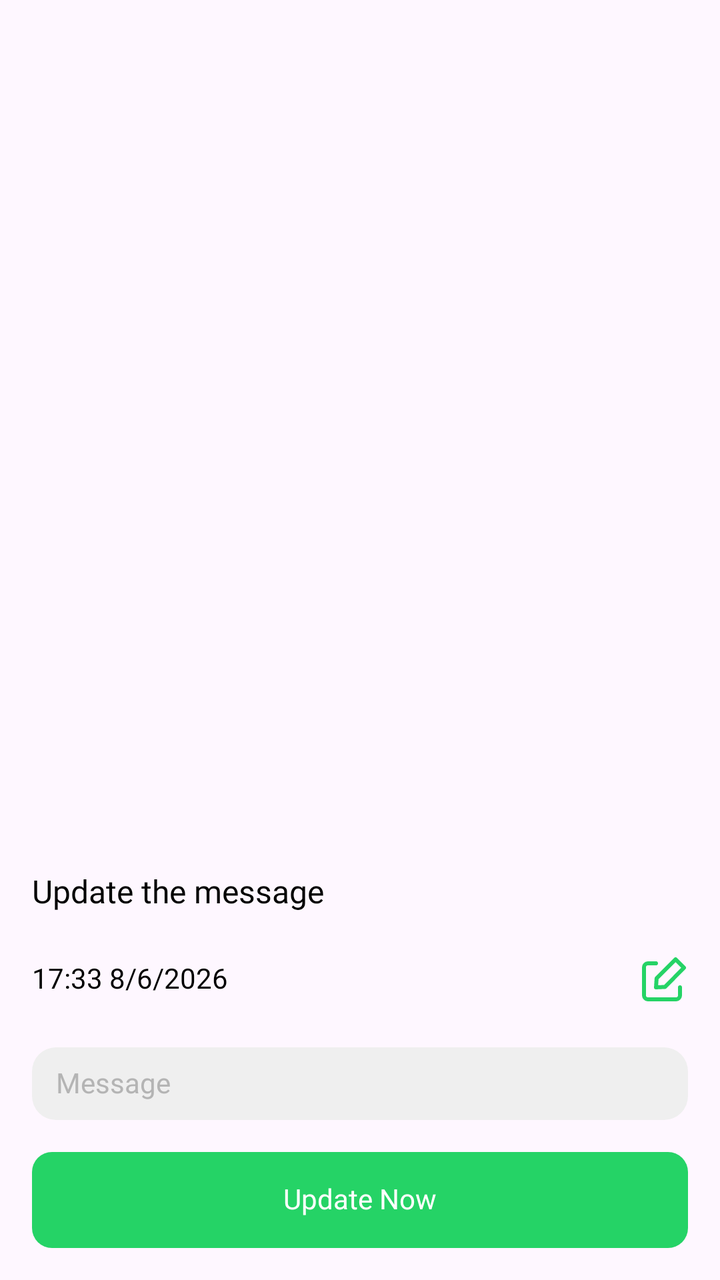
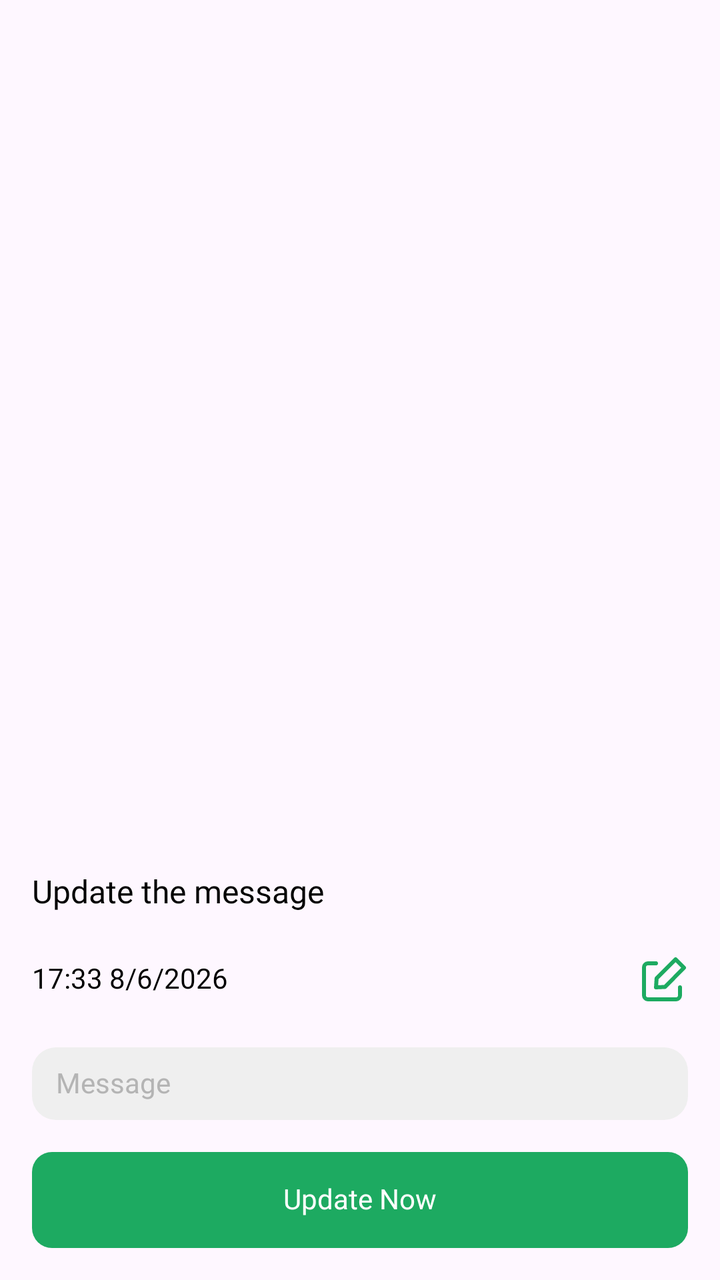

Two renders of the same Android screen: before a commit and after it. Below are the layout's source before the change and the commit's diff.
<!-- AndroidManifest.xml: application theme Theme.MyApplication -->
<!-- res/layout/fragment_update_scheduled.xml -->
<?xml version="1.0" encoding="utf-8"?>
<androidx.constraintlayout.widget.ConstraintLayout xmlns:android="http://schemas.android.com/apk/res/android"
    xmlns:app="http://schemas.android.com/apk/res-auto"
    android:layout_width="match_parent"
    android:layout_height="match_parent">

    <LinearLayout
        android:layout_width="match_parent"
        android:layout_height="wrap_content"
        android:orientation="vertical"
        android:paddingVertical="@dimen/size16"
        app:layout_constraintBottom_toBottomOf="parent"
        app:layout_constraintEnd_toEndOf="parent"
        app:layout_constraintStart_toStartOf="parent">

        <TextView
            style="@style/TextView_7"
            android:layout_width="match_parent"
            android:layout_height="wrap_content"
            android:layout_marginHorizontal="@dimen/size16"
            android:text="@string/txt_update_the_message" />

        <LinearLayout
            android:layout_width="match_parent"
            android:layout_height="wrap_content"
            android:layout_marginHorizontal="@dimen/size10"
            android:layout_marginTop="@dimen/size16"
            android:gravity="center_vertical"
            android:orientation="horizontal">

            <TextView
                android:id="@+id/tvTimeDate"
                style="@style/TextView_4"
                android:layout_width="0dp"
                android:layout_height="wrap_content"
                android:text="17:33 8/6/2026"
                android:layout_marginStart="@dimen/size6"
                android:layout_marginEnd="@dimen/size12"
                android:layout_weight="1" />

            <androidx.appcompat.widget.AppCompatImageButton
                android:id="@+id/btnEditTime"
                android:layout_width="wrap_content"
                android:layout_height="wrap_content"
                android:background="?selectableItemBackgroundBorderless"
                android:padding="@dimen/size6"
                android:src="@drawable/ic_edit"
                android:tint="@color/col_main" />
        </LinearLayout>

        <EditText
            android:id="@+id/edtMessage"
            style="@style/TextView_4"
            android:layout_width="match_parent"
            android:layout_height="wrap_content"
            android:layout_marginHorizontal="@dimen/size16"
            android:layout_marginTop="@dimen/size16"
            android:background="@drawable/bg_border_r12_fef"
            android:hint="@string/txt_message"
            android:imeOptions="actionDone"
            android:importantForAutofill="no"
            android:inputType="text"
            android:paddingHorizontal="@dimen/size12"
            android:paddingVertical="@dimen/size10"
            android:singleLine="true"
            android:textColor="@color/black"
            android:textColorHighlight="@color/grey"
            android:textColorHint="@color/grey" />

        <androidx.appcompat.widget.AppCompatButton
            android:id="@+id/btnUpdate"
            style="@style/TextView_6"
            android:layout_width="match_parent"
            android:layout_height="wrap_content"
            android:layout_marginHorizontal="@dimen/size16"
            android:layout_marginTop="@dimen/size16"
            android:background="@drawable/bg_btn_r10_main"
            android:stateListAnimator="@null"
            android:text="@string/txt_update_now"
            android:textColor="@color/white" />
    </LinearLayout>
</androidx.constraintlayout.widget.ConstraintLayout>
<!-- resources referenced by this layout -->
<resources>
  <color name="black">#FF000000</color>
  <color name="col_main">#25D366</color>
  <color name="grey">#B4B4B4</color>
  <color name="white">#FFFFFFFF</color>
  <dimen name="size10">10dp</dimen>
  <dimen name="size12">12dp</dimen>
  <dimen name="size16">16dp</dimen>
  <dimen name="size6">6dp</dimen>
  <!-- drawable bg_border_r12_fef (drawable) -->
  <?xml version="1.0" encoding="utf-8"?>
  <shape xmlns:android="http://schemas.android.com/apk/res/android">
      <corners android:radius="@dimen/size12" />
      <solid android:color="@color/col_efefef" />
  </shape>
  <!-- drawable bg_btn_r10_main (drawable) -->
  <?xml version="1.0" encoding="utf-8"?>
  <ripple xmlns:android="http://schemas.android.com/apk/res/android" android:color="@color/col_select">
  <item>
      <shape>
          <corners android:radius="@dimen/size10"/>
          <solid android:color="@color/col_main"/>
      </shape>
  </item>
  </ripple>
  <string name="txt_message">Message</string>
  <string name="txt_update_now">Update Now</string>
  <string name="txt_update_the_message">Update the message</string>
  <style name="TextView_4">
          <item name="android:layout_width">wrap_content</item>
          <item name="android:layout_height">wrap_content</item>
          <item name="android:textColor">@color/black</item>
          <item name="android:textAllCaps">false</item>
          <item name="android:includeFontPadding">false</item>
          <item name="android:fontFamily">@font/font_400</item>
          <item name="android:textSize">@dimen/size14</item>
      </style>
  <style name="TextView_6">
          <item name="android:layout_width">wrap_content</item>
          <item name="android:layout_height">wrap_content</item>
          <item name="android:textColor">@color/black</item>
          <item name="android:textAllCaps">false</item>
          <item name="android:includeFontPadding">false</item>
          <item name="android:fontFamily">@font/font_600</item>
          <item name="android:textSize">@dimen/size14</item>
      </style>
  <style name="TextView_7">
          <item name="android:layout_width">wrap_content</item>
          <item name="android:layout_height">wrap_content</item>
          <item name="android:includeFontPadding">false</item>
          <item name="android:textAllCaps">false</item>
          <item name="android:textColor">@color/black</item>
          <item name="android:fontFamily">@font/font_700</item>
          <item name="android:textSize">@dimen/size16</item>
      </style>
  <style name="Theme.MyApplication" parent="Base.Theme.MyApplication" />
  <color name="col_efefef">#EFEFEF</color>
  <color name="col_select">#CD666666</color>
  <dimen name="size14">14dp</dimen>
  <style name="AppBottomSheetDialogTheme" parent="Theme.Design.Light.BottomSheetDialog">
          <item name="bottomSheetStyle">@style/AppModalStyle</item>
      </style>
  <style name="AppModalStyle" parent="Widget.Design.BottomSheet.Modal">
          <item name="android:background">@drawable/bg_border_bottom_sheet</item>
      </style>
  <!-- drawable bg_border_bottom_sheet (drawable) -->
  <?xml version="1.0" encoding="utf-8"?>
  <shape xmlns:android="http://schemas.android.com/apk/res/android"
      android:shape="rectangle">
      <corners
          android:topLeftRadius="@dimen/size24"
          android:topRightRadius="@dimen/size24" />
      <solid android:color="@color/white" />
  </shape>
  <dimen name="size24">24dp</dimen>
  <!-- unchanged entries left out for length: 2 -->
</resources>

<!-- the commit's change to res/layout/fragment_update_scheduled.xml (unified diff, before → after) -->
@@ -2,7 +2,9 @@
 <androidx.constraintlayout.widget.ConstraintLayout xmlns:android="http://schemas.android.com/apk/res/android"
     xmlns:app="http://schemas.android.com/apk/res-auto"
     android:layout_width="match_parent"
-    android:layout_height="match_parent">
+    android:layout_height="match_parent"
+    android:clickable="true"
+    android:focusable="true">
 
     <LinearLayout
         android:layout_width="match_parent"
<!-- resource entries referenced after the edit -->
@@ -1,7 +1,7 @@
 <!-- resources referenced by this layout -->
 <resources>
   <color name="black">#FF000000</color>
-  <color name="col_main">#25D366</color>
+  <color name="col_main">#1DAA61</color>
   <color name="grey">#B4B4B4</color>
   <color name="white">#FFFFFFFF</color>
   <dimen name="size10">10dp</dimen>
